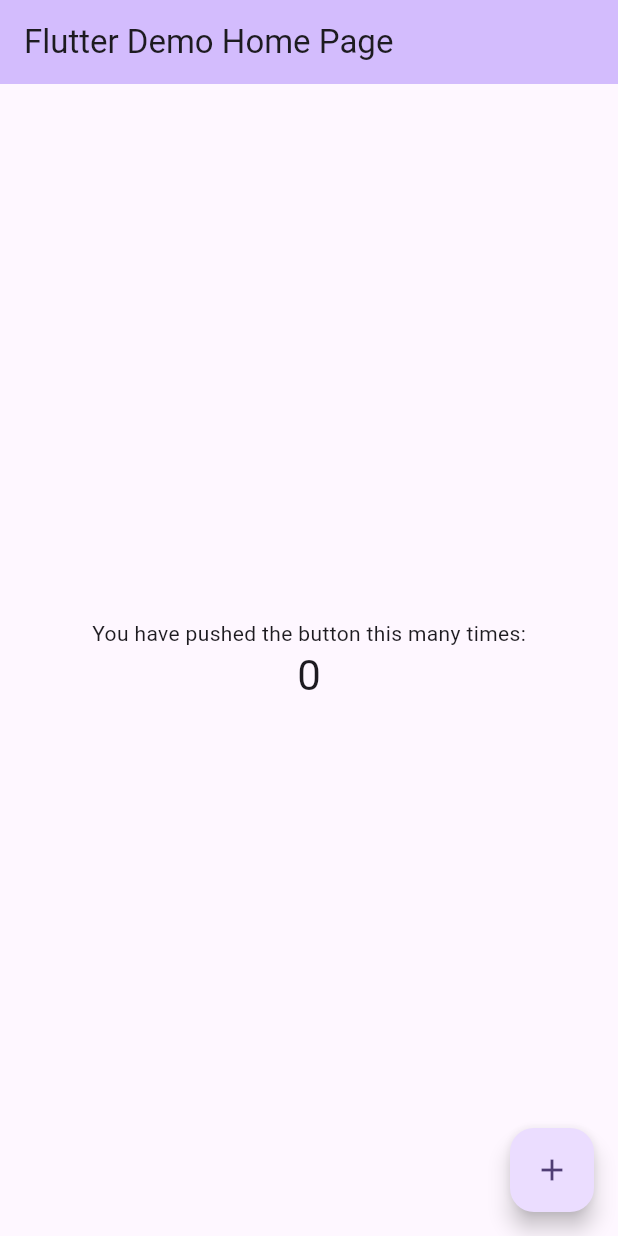
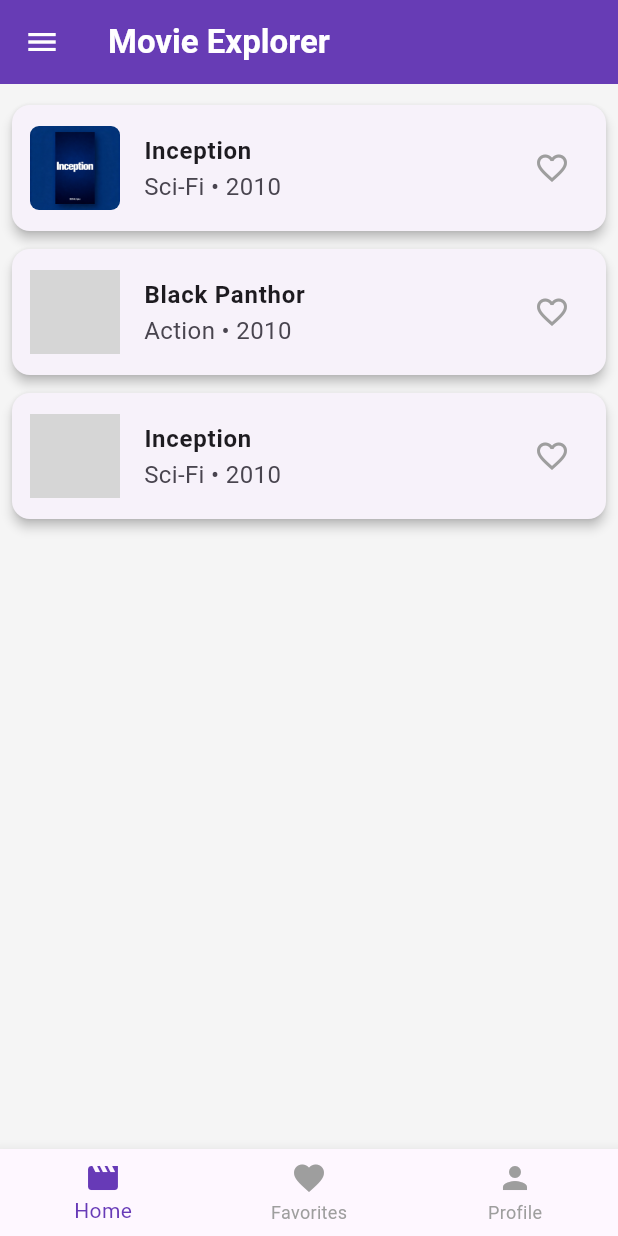
Before and after one commit to rssandhu/MAD201-ASSIGNMENT02-RamandeepSingh, a Flutter app: the screen it shows after launch, on a phone screen of 412 x 824 dp. Run offline on Flutter 3.47's test engine with Material 3 defaults, Android fonts, the phone set to English and light mode, and no system bars; grey boxes are pictures that could not be loaded.

Commit message:
Feature Movie App Development

```diff
--- a/movieapp/lib/main.dart
+++ b/movieapp/lib/main.dart
@@ -1,122 +1,212 @@
+/// MAD201-01 Assignment 3
+/// Student Name: Ramandeep Singh
+/// Student ID: A00194321
+/// Main entry point and root widget of the Movie Explorer app.
+
 import 'package:flutter/material.dart';
+import 'package:movieapp/screens/detail_screen.dart';
+import 'screens/home_screen.dart';
+import 'screens/favorites_screen.dart';
+import 'screens/profile_screen.dart';
+import 'screens/about_screen.dart';
+import 'screens/contact_screen.dart';
+import 'models/movie.dart';
 
 void main() {
-  runApp(const MyApp());
+  runApp(MovieExplorerApp());
 }
 
-class MyApp extends StatelessWidget {
-  const MyApp({super.key});
-
-  // This widget is the root of your application.
+/// Root app widget with theme and home screen.
+class MovieExplorerApp extends StatelessWidget {
   @override
   Widget build(BuildContext context) {
     return MaterialApp(
-      title: 'Flutter Demo',
+      title: 'Movie Explorer App',
       theme: ThemeData(
-        // This is the theme of your application.
-        //
-        // TRY THIS: Try running your application with "flutter run". You'll see
-        // the application has a purple toolbar. Then, without quitting the app,
-        // try changing the seedColor in the colorScheme below to Colors.green
-        // and then invoke "hot reload" (save your changes or press the "hot
-        // reload" button in a Flutter-supported IDE, or press "r" if you used
-        // the command line to start the app).
-        //
-        // Notice that the counter didn't reset back to zero; the application
-        // state is not lost during the reload. To reset the state, use hot
-        // restart instead.
-        //
-        // This works for code too, not just values: Most code changes can be
-        // tested with just a hot reload.
-        colorScheme: ColorScheme.fromSeed(seedColor: Colors.deepPurple),
+        primarySwatch: Colors.deepPurple,
+        scaffoldBackgroundColor: Colors.grey[100],
+        appBarTheme: AppBarTheme(
+          backgroundColor: Colors.deepPurple,
+          foregroundColor: Colors.white,
+          elevation: 4,
+        ),
+        iconTheme: IconThemeData(color: Colors.deepPurpleAccent),
+        bottomNavigationBarTheme: BottomNavigationBarThemeData(
+          selectedItemColor: Colors.deepPurple,
+          unselectedItemColor: Colors.grey,
+        ),
+        textTheme: TextTheme(
+          titleLarge: TextStyle(
+            fontWeight: FontWeight.bold,
+          ), // replaces headline6
+          bodyMedium: TextStyle(fontSize: 16),
+        ),
       ),
-      home: const MyHomePage(title: 'Flutter Demo Home Page'),
+      home: MainScaffold(),
+      debugShowCheckedModeBanner: false,
     );
   }
 }
 
-class MyHomePage extends StatefulWidget {
-  const MyHomePage({super.key, required this.title});
-
-  // This widget is the home page of your application. It is stateful, meaning
-  // that it has a State object (defined below) that contains fields that affect
-  // how it looks.
-
-  // This class is the configuration for the state. It holds the values (in this
-  // case the title) provided by the parent (in this case the App widget) and
-  // used by the build method of the State. Fields in a Widget subclass are
-  // always marked "final".
-
-  final String title;
-
+/// Main scaffold with bottom navigation and drawer menu.
+class MainScaffold extends StatefulWidget {
   @override
-  State<MyHomePage> createState() => _MyHomePageState();
+  _MainScaffoldState createState() => _MainScaffoldState();
 }
 
-class _MyHomePageState extends State<MyHomePage> {
-  int _counter = 0;
+class _MainScaffoldState extends State<MainScaffold> {
+  int _selectedIndex = 0; // Currently selected tab index
 
-  void _incrementCounter() {
+  // Sample movie data stored locally in the app
+  final List<Movie> _movies = [
+    Movie(
+      title: 'Inception',
+      genre: 'Sci-Fi',
+      year: 2010,
+      description:
+          'Lorem Ipsum is simply dummy text of the printing and typesetting industry. Lorem Ipsum has been the industrys standard dummy text ever since the 1500s, when an unknown printer took a galley of type and scrambled it to make a type specimen book. It has survived not only five centuries, but also the leap into electronic typesetting, remaining essentially unchanged. It was popularised in the 1960s with the release of Letraset sheets containing Lorem Ipsum passages, and more recently with deskt',
+      imagePath: 'assets/inception.png',
+    ),
+    Movie(
+      title: 'Black Panthor',
+      genre: 'Action',
+      year: 2010,
+      description:
+          'Lorem Ipsum is simply dummy text of the printing and typesetting industry. Lorem Ipsum has been the industrys standard dummy text ever since the 1500s, when an unknown printer took a galley of type and scrambled it to make a type specimen book. It has survived not only five centuries, but also the leap into electronic typesetting, remaining essentially unchanged. It was popularised in the 1960s with the release of Letraset sheets containing Lorem Ipsum passages, and more recently with deskt',
+      imagePath: 'assets/download1.jfif',
+    ),
+    Movie(
+      title: 'Inception',
+      genre: 'Sci-Fi',
+      year: 2010,
+      description:
+          'Lorem Ipsum is simply dummy text of the printing and typesetting industry. Lorem Ipsum has been the industrys standard dummy text ever since the 1500s, when an unknown printer took a galley of type and scrambled it to make a type specimen book. It has survived not only five centuries, but also the leap into electronic typesetting, remaining essentially unchanged. It was popularised in the 1960s with the release of Letraset sheets containing Lorem Ipsum passages, and more recently with deskt',
+      imagePath: 'assets/download2.jfif',
+    ),
+    // ... add more movies similarly
+  ];
+
+  /// Computes the list of favorite movies dynamically.
+  List<Movie> get _favoriteMovies =>
+      _movies.where((movie) => movie.isFavorite).toList();
+
+  /// Toggles the favorite state of the given movie and refreshes UI.
+  void _toggleFavorite(Movie movie) {
     setState(() {
-      // This call to setState tells the Flutter framework that something has
-      // changed in this State, which causes it to rerun the build method below
-      // so that the display can reflect the updated values. If we changed
-      // _counter without calling setState(), then the build method would not be
-      // called again, and so nothing would appear to happen.
-      _counter++;
+      movie.toggleFavorite();
     });
+  }
+
+  /// Opens the detail screen for the selected movie.
+  void _showDetail(Movie movie) {
+    Navigator.push(
+      context,
+      MaterialPageRoute(
+        builder: (context) => DetailScreen(
+          movie: movie,
+          onToggleFavorite: () {
+            setState(() {
+              movie.toggleFavorite();
+            });
+          },
+        ),
+      ),
+    );
   }
 
   @override
   Widget build(BuildContext context) {
-    // This method is rerun every time setState is called, for instance as done
-    // by the _incrementCounter method above.
-    //
-    // The Flutter framework has been optimized to make rerunning build methods
-    // fast, so that you can just rebuild anything that needs updating rather
-    // than having to individually change instances of widgets.
+    // Determine which screen to show based on selected tab
+    Widget bodyContent;
+    switch (_selectedIndex) {
+      case 0:
+        bodyContent = HomeScreen(
+          movies: _movies,
+          onToggleFavorite: _toggleFavorite,
+          onShowDetail: _showDetail,
+        );
+        break;
+      case 1:
+        bodyContent = FavoritesScreen(
+          favorites: _favoriteMovies,
+          onToggleFavorite: _toggleFavorite,
+          onShowDetail: _showDetail,
+        );
+        break;
+      case 2:
+        bodyContent = ProfileScreen();
+        break;
+      default:
+        bodyContent = HomeScreen(
+          movies: _movies,
+          onToggleFavorite: _toggleFavorite,
+          onShowDetail: _showDetail,
+        );
+    }
+
     return Scaffold(
-      appBar: AppBar(
-        // TRY THIS: Try changing the color here to a specific color (to
-        // Colors.amber, perhaps?) and trigger a hot reload to see the AppBar
-        // change color while the other colors stay the same.
-        backgroundColor: Theme.of(context).colorScheme.inversePrimary,
-        // Here we take the value from the MyHomePage object that was created by
-        // the App.build method, and use it to set our appbar title.
-        title: Text(widget.title),
-      ),
-      body: Center(
-        // Center is a layout widget. It takes a single child and positions it
-        // in the middle of the parent.
-        child: Column(
-          // Column is also a layout widget. It takes a list of children and
-          // arranges them vertically. By default, it sizes itself to fit its
-          // children horizontally, and tries to be as tall as its parent.
-          //
-          // Column has various properties to control how it sizes itself and
-          // how it positions its children. Here we use mainAxisAlignment to
-          // center the children vertically; the main axis here is the vertical
-          // axis because Columns are vertical (the cross axis would be
-          // horizontal).
-          //
-          // TRY THIS: Invoke "debug painting" (choose the "Toggle Debug Paint"
-          // action in the IDE, or press "p" in the console), to see the
-          // wireframe for each widget.
-          mainAxisAlignment: MainAxisAlignment.center,
-          children: <Widget>[
-            const Text('You have pushed the button this many times:'),
-            Text(
-              '$_counter',
-              style: Theme.of(context).textTheme.headlineMedium,
+      appBar: AppBar(title: Text('Movie Explorer')),
+      // Navigation drawer accessible from app bar
+      drawer: Drawer(
+        child: ListView(
+          children: [
+            DrawerHeader(
+              decoration: BoxDecoration(color: Colors.deepPurple),
+              child: Center(
+                child: Text(
+                  'Movie Explorer',
+                  style: TextStyle(color: Colors.white, fontSize: 24),
+                ),
+              ),
+            ),
+            // Drawer options for navigation
+            ListTile(
+              leading: Icon(Icons.home),
+              title: Text('Home'),
+              onTap: () {
+                setState(() => _selectedIndex = 0);
+                Navigator.pop(context); // Close drawer
+              },
+            ),
+            ListTile(
+              leading: Icon(Icons.info),
+              title: Text('About'),
+              onTap: () {
+                Navigator.pop(context);
+                Navigator.push(
+                  context,
+                  MaterialPageRoute(builder: (context) => AboutScreen()),
+                );
+              },
+            ),
+            ListTile(
+              leading: Icon(Icons.contact_mail),
+              title: Text('Contact Us'),
+              onTap: () {
+                Navigator.pop(context);
+                Navigator.push(
+                  context,
+                  MaterialPageRoute(builder: (context) => ContactScreen()),
+                );
+              },
             ),
           ],
         ),
       ),
-      floatingActionButton: FloatingActionButton(
-        onPressed: _incrementCounter,
-        tooltip: 'Increment',
-        child: const Icon(Icons.add),
-      ), // This trailing comma makes auto-formatting nicer for build methods.
+      body: bodyContent,
+      // Bottom navigation bar for tab switching
+      bottomNavigationBar: BottomNavigationBar(
+        currentIndex: _selectedIndex,
+        onTap: (int idx) => setState(() => _selectedIndex = idx),
+        items: [
+          BottomNavigationBarItem(icon: Icon(Icons.movie), label: 'Home'),
+          BottomNavigationBarItem(
+            icon: Icon(Icons.favorite),
+            label: 'Favorites',
+          ),
+          BottomNavigationBarItem(icon: Icon(Icons.person), label: 'Profile'),
+        ],
+      ),
     );
   }
 }
--- /dev/null
+++ b/movieapp/lib/screens/favorites_screen.dart
@@ -0,0 +1,45 @@
+/// Displays only the movies marked as favorites.
+
+import 'package:flutter/material.dart';
+import '../models/movie.dart';
+import '../widgets/movie_tile.dart';
+
+class FavoritesScreen extends StatelessWidget {
+  final List<Movie> favorites;
+  final Function(Movie) onToggleFavorite;
+  final Function(Movie) onShowDetail;
+
+  FavoritesScreen({
+    required this.favorites,
+    required this.onToggleFavorite,
+    required this.onShowDetail,
+  });
+
+  @override
+  Widget build(BuildContext context) {
+    if (favorites.isEmpty) {
+      // Show placeholder if no favorites.
+      return Center(
+        child: Text(
+          'No favorite movies added yet.',
+          style: TextStyle(fontSize: 18, color: Colors.grey[600]),
+        ),
+      );
+    }
+
+    // List all favorite movies
+    return ListView.builder(
+      padding: EdgeInsets.all(8),
+      itemCount: favorites.length,
+      itemBuilder: (context, index) => Card(
+        margin: EdgeInsets.symmetric(vertical: 6),
+        elevation: 2,
+        child: MovieTile(
+          movie: favorites[index],
+          onFavorite: () => onToggleFavorite(favorites[index]),
+          onTap: () => onShowDetail(favorites[index]),
+        ),
+      ),
+    );
+  }
+}
--- /dev/null
+++ b/movieapp/lib/screens/home_screen.dart
@@ -0,0 +1,42 @@
+/// MAD201-01 Assignment 3
+/// Student Name: John Doe
+/// Student ID: 123456789
+/// Home screen displaying scrollable list of movies.
+
+import 'package:flutter/material.dart';
+import '../models/movie.dart';
+import '../widgets/movie_tile.dart';
+
+/// Displays list of movies as scrollable list with cards.
+class HomeScreen extends StatelessWidget {
+  final List<Movie> movies; // List of all movies to show
+  final Function(Movie) onToggleFavorite; // Callback to toggle favorites
+  final Function(Movie) onShowDetail; // Callback to open detail screen
+
+  HomeScreen({
+    required this.movies,
+    required this.onToggleFavorite,
+    required this.onShowDetail,
+  });
+
+  @override
+  Widget build(BuildContext context) {
+    // Display movies in a vertically scrollable list
+    return ListView.builder(
+      padding: EdgeInsets.all(8),
+      itemCount: movies.length,
+      itemBuilder: (context, index) {
+        final movie = movies[index];
+        return Card(
+          margin: EdgeInsets.symmetric(vertical: 6),
+          elevation: 3,
+          child: MovieTile(
+            movie: movie,
+            onFavorite: () => onToggleFavorite(movie), // Toggle favorite
+            onTap: () => onShowDetail(movie), // Show movie details
+          ),
+        );
+      },
+    );
+  }
+}
--- a/movieapp/pubspec.yaml
+++ b/movieapp/pubspec.yaml
@@ -57,6 +57,11 @@ flutter:
   # the material Icons class.
   uses-material-design: true
 
+  assets:
+    - assets/download1.jfif
+    - assets/download2.jfif
+    - assets/inception.png
+
   # To add assets to your application, add an assets section, like this:
   # assets:
   #   - images/a_dot_burr.jpeg
```
Also changed, not shown: movieapp/lib/screens/about_screen.dart (added, +28 -0 lines), movieapp/lib/screens/contact_screen.dart (added, +42 -0 lines), movieapp/lib/screens/detail_screen.dart (added, +60 -0 lines), movieapp/lib/screens/profile_screen.dart (added, +42 -0 lines), movieapp/assets/inception.png (added), 2 other files.
